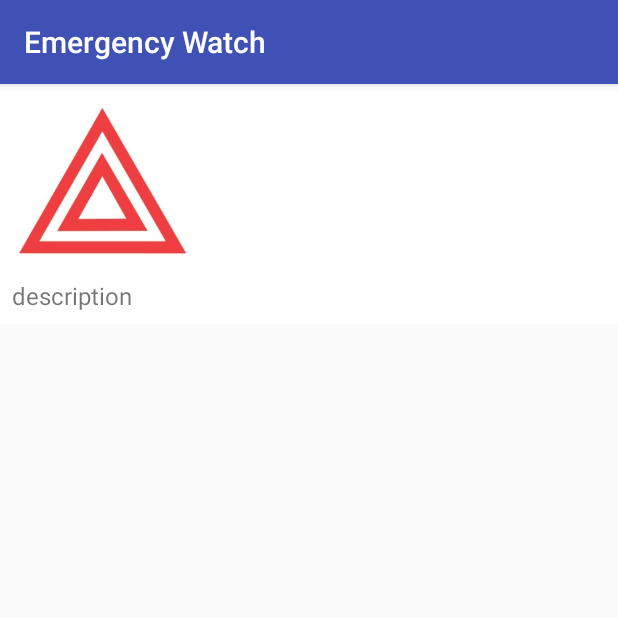
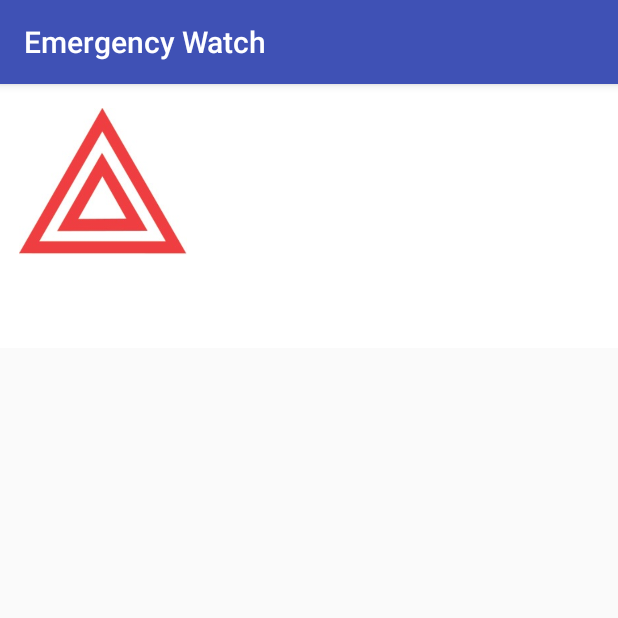
Before and after one commit to aidanr002/Emergency-Watch, an Android app: the DescriptionActivity screen opened directly, with no data from a screen before it, on a phone screen of 412 x 824 dp, the top half of it. Run offline under Robolectric (Android 15) with nearby library versions, the phone set to English and light mode, and no system bars; network calls fail.

Commit message:
Added parsing for the description
Added parsing for the description through the adapters and from the JSON file.

```diff
--- a/EmergencyWatch/app/src/main/java/com/cycloneproductions/aidan/emergencywatch/DescriptionActivity.java
+++ b/EmergencyWatch/app/src/main/java/com/cycloneproductions/aidan/emergencywatch/DescriptionActivity.java
@@ -5,6 +5,7 @@ import android.support.v7.app.AppCompatActivity;
 import android.os.Bundle;
 import android.widget.TextView;
 
+import static com.cycloneproductions.aidan.emergencywatch.HomeActivity.EXTRA_DESCRIPTION;
 import static com.cycloneproductions.aidan.emergencywatch.HomeActivity.EXTRA_EVENT;
 import static com.cycloneproductions.aidan.emergencywatch.HomeActivity.EXTRA_LOCATION;
 import static com.cycloneproductions.aidan.emergencywatch.HomeActivity.EXTRA_TIME;
@@ -20,13 +21,16 @@ public class DescriptionActivity extends AppCompatActivity {
         String event = intent.getStringExtra(EXTRA_EVENT);
         String location = intent.getStringExtra(EXTRA_LOCATION);
         String time = intent.getStringExtra(EXTRA_TIME);
+        String description = intent.getStringExtra(EXTRA_DESCRIPTION);
 
         TextView textViewEvent = findViewById(R.id.text_view_event_description);
         TextView textViewLocation = findViewById(R.id.text_view_location_description);
         TextView textViewTime = findViewById(R.id.text_view_time_description);
+        TextView textViewDescription = findViewById(R.id.text_view_desciption_description);
 
         textViewEvent.setText(event);
         textViewLocation.setText(location);
         textViewTime.setText(time);
+        textViewDescription.setText(description);
     }
 }
--- a/EmergencyWatch/app/src/main/java/com/cycloneproductions/aidan/emergencywatch/EventAdapter.java
+++ b/EmergencyWatch/app/src/main/java/com/cycloneproductions/aidan/emergencywatch/EventAdapter.java
@@ -42,6 +42,7 @@ public class EventAdapter extends RecyclerView.Adapter<EventAdapter.EventViewHol
         String event = currentItem.getEvent();
         String location = currentItem.getLocation();
         String time = currentItem.getTime();
+        String description = currentItem.getDescription();
 
         holder.mTextViewEvent.setText(event);
         holder.mTextViewLocation.setText(location);
@@ -58,6 +59,7 @@ public class EventAdapter extends RecyclerView.Adapter<EventAdapter.EventViewHol
         public TextView mTextViewEvent;
         public TextView mTextViewLocation;
         public TextView mTextViewTime;
+        public TextView mTextViewDescription;
 
         public EventViewHolder(@NonNull View itemView) {
             super(itemView);
--- a/EmergencyWatch/app/src/main/res/layout/activity_description.xml
+++ b/EmergencyWatch/app/src/main/res/layout/activity_description.xml
@@ -54,7 +54,7 @@
         android:id="@+id/text_view_desciption_description"
         android:layout_width="match_parent"
         android:textSize="16sp"
-        android:padding="8dp"
+        android:padding="16dp"
         android:layout_height="wrap_content"
         android:text="description" />
 </LinearLayout>
```
Also changed, not shown: EmergencyWatch/app/src/main/java/com/cycloneproductions/aidan/emergencywatch/EventItem.java (+6 -1 lines), EmergencyWatch/app/src/main/java/com/cycloneproductions/aidan/emergencywatch/HomeActivity.java (+5 -2 lines).
